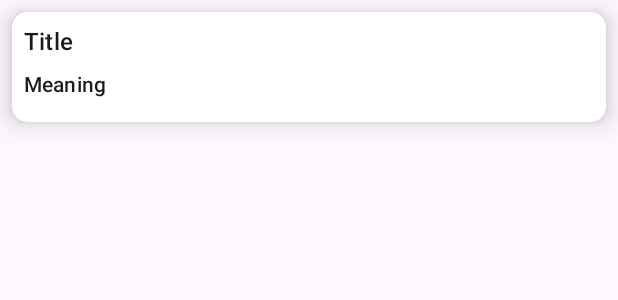
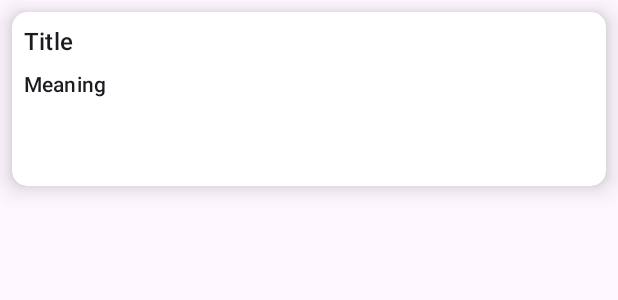
Before and after one commit to Jia0705/team_word_app_cs, an Android app: the layout item_layout_word.xml on its own in the app's theme, with its tools: preview values and no code run, on a phone screen of 412 x 824 dp. Shown: the top 300 px of the screen. Run offline under Robolectric (Android 15) with nearby library versions, the phone set to English and light mode, and no system bars.

Commit message:
Changed the layout item height to fixed height instead of wrap content

```diff
--- a/app/src/main/res/layout/item_layout_word.xml
+++ b/app/src/main/res/layout/item_layout_word.xml
@@ -11,7 +11,7 @@
     <LinearLayout
         android:id="@+id/llWord"
         android:layout_width="match_parent"
-        android:layout_height="wrap_content"
+        android:layout_height="@dimen/xxxxxxl"
         android:layout_margin="@dimen/xs"
         android:orientation="vertical">
 
--- a/app/src/main/res/values/dimens.xml
+++ b/app/src/main/res/values/dimens.xml
@@ -12,6 +12,7 @@
     <dimen name="xxxl">24dp</dimen>
     <dimen name="xxxxl">32dp</dimen>
     <dimen name="xxxxxl">48dp</dimen>
+    <dimen name="xxxxxxl">100dp</dimen>
 
     <dimen name="tx_xxs">8sp</dimen>
     <dimen name="tx_xs">10sp</dimen>
```
